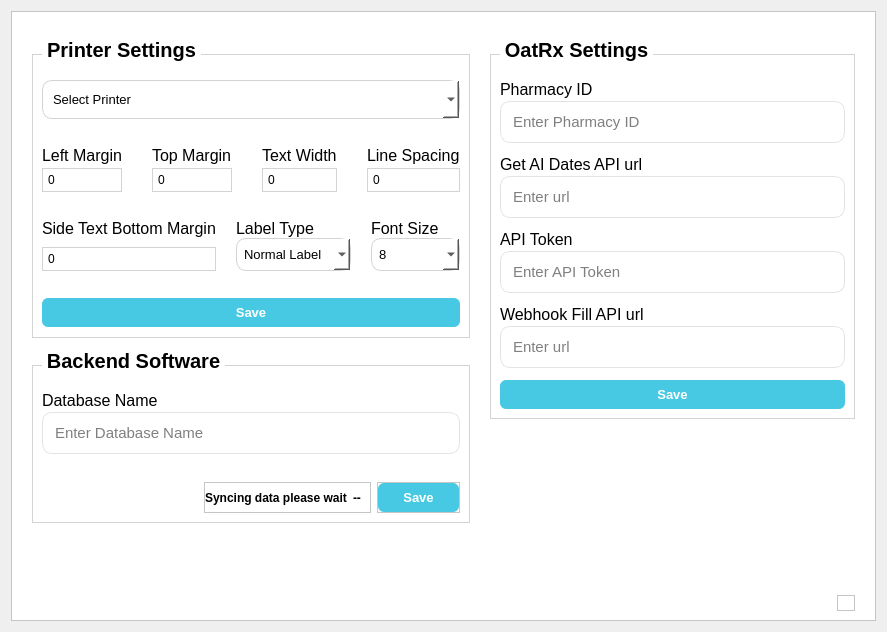
Before: the Qt Designer form uiFiles/settings.ui in Rex-Honey/medidozeNoDb, drawn with Qt 5.
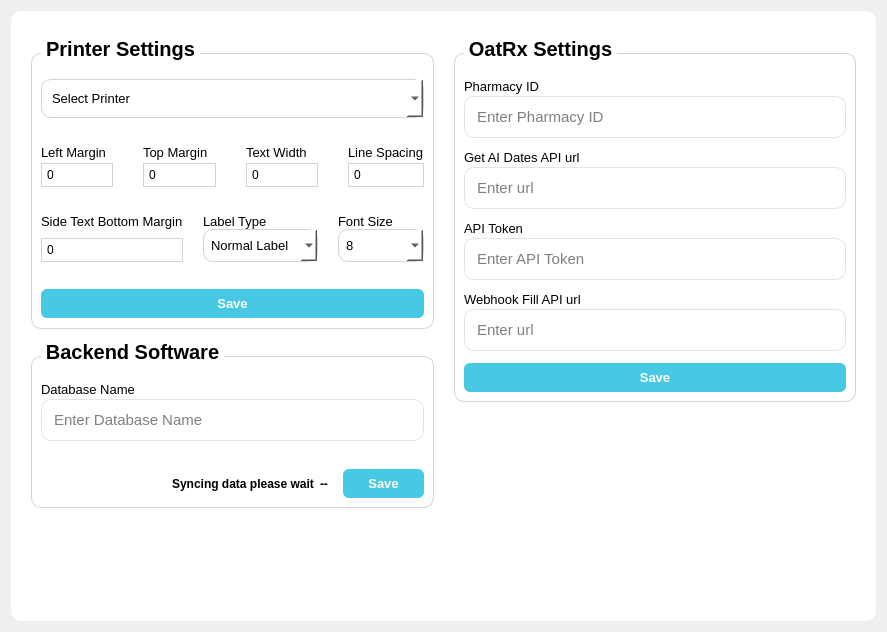
After: the same form once the commit is applied. Icons and pictures are not drawn.

Commit message:
Update settings.ui to enhance UI styling and font consistency
- Modified the background style of the settings frame to include a border radius for improved aesthetics.
- Standardized font sizes across various UI elements, reducing font size from 12pt to 10pt for better readability and uniformity.
- Adjusted size policy for specific elements to optimize layout and appearance within the settings interface.

```diff
--- a/uiFiles/settings.ui
+++ b/uiFiles/settings.ui
@@ -17,7 +17,7 @@
    <item>
     <widget class="QFrame" name="settings">
      <property name="styleSheet">
-      <string notr="true">background:#FFFFFF;</string>
+      <string notr="true">background:#FFFFFF;border-radius:10%;</string>
      </property>
      <property name="frameShape">
       <enum>QFrame::StyledPanel</enum>
@@ -230,11 +230,7 @@
                   </sizepolicy>
                  </property>
                  <property name="styleSheet">
-                  <string notr="true">font-weight: 400;
-font-family:Nirmala UI;
-font-size:12pt
-
-</string>
+                  <string notr="true">font-size:10pt</string>
                  </property>
                  <property name="text">
                   <string>Left Margin</string>
@@ -279,10 +275,7 @@
                   </sizepolicy>
                  </property>
                  <property name="styleSheet">
-                  <string notr="true">font-family:Nirmala UI;
-font-size:12pt
-
-</string>
+                  <string notr="true">font-size:10pt</string>
                  </property>
                  <property name="text">
                   <string>Top Margin</string>
@@ -324,10 +317,7 @@
                   </sizepolicy>
                  </property>
                  <property name="styleSheet">
-                  <string notr="true">font-family:Nirmala UI;
-font-size:12pt
-
-</string>
+                  <string notr="true">font-size:10pt</string>
                  </property>
                  <property name="text">
                   <string>Text Width</string>
@@ -369,10 +359,7 @@
                   </sizepolicy>
                  </property>
                  <property name="styleSheet">
-                  <string notr="true">font-family:Nirmala UI;
-font-size:12pt
-
-</string>
+                  <string notr="true">font-size:10pt</string>
                  </property>
                  <property name="text">
                   <string>Line Spacing</string>
@@ -427,10 +414,7 @@
                   </sizepolicy>
                  </property>
                  <property name="styleSheet">
-                  <string notr="true">font-family:Nirmala UI;
-font-size:12pt
-
-</string>
+                  <string notr="true">font-size:10pt</string>
                  </property>
                  <property name="text">
                   <string>Side Text Bottom Margin</string>
@@ -472,10 +456,7 @@
                   </sizepolicy>
                  </property>
                  <property name="styleSheet">
-                  <string notr="true">font-family:Nirmala UI;
-font-size:12pt
-
-</string>
+                  <string notr="true">font-size:10pt</string>
                  </property>
                  <property name="text">
                   <string>Label Type</string>
@@ -554,10 +535,7 @@
                   </sizepolicy>
                  </property>
                  <property name="styleSheet">
-                  <string notr="true">font-family:Nirmala UI;
-font-size:12pt
-
-</string>
+                  <string notr="true">font-size:10pt</string>
                  </property>
                  <property name="text">
                   <string>Font Size</string>
@@ -758,7 +736,7 @@
                 </sizepolicy>
                </property>
                <property name="styleSheet">
-                <string notr="true">font-size:12pt</string>
+                <string notr="true">font-size:10pt</string>
                </property>
                <property name="text">
                 <string>Database Name</string>
@@ -922,7 +900,7 @@
                    <bool>true</bool>
                   </property>
                   <property name="sizePolicy">
-                   <sizepolicy hsizetype="Preferred" vsizetype="Fixed">
+                   <sizepolicy hsizetype="Minimum" vsizetype="Fixed">
                     <horstretch>0</horstretch>
                     <verstretch>0</verstretch>
                    </sizepolicy>
@@ -1038,7 +1016,7 @@
                 </sizepolicy>
                </property>
                <property name="styleSheet">
-                <string notr="true">font-size:12pt</string>
+                <string notr="true">font-size:10pt</string>
                </property>
                <property name="text">
                 <string>Pharmacy ID</string>
@@ -1098,7 +1076,7 @@
                 </sizepolicy>
                </property>
                <property name="styleSheet">
-                <string notr="true">font-size:12pt</string>
+                <string notr="true">font-size:10pt</string>
                </property>
                <property name="text">
                 <string>Get AI Dates API url</string>
@@ -1138,7 +1116,7 @@
                 </sizepolicy>
                </property>
                <property name="styleSheet">
-                <string notr="true">font-size:12pt</string>
+                <string notr="true">font-size:10pt</string>
                </property>
                <property name="text">
                 <string>API Token</string>
@@ -1178,7 +1156,7 @@
                 </sizepolicy>
                </property>
                <property name="styleSheet">
-                <string notr="true">font-size:12pt</string>
+                <string notr="true">font-size:10pt</string>
                </property>
                <property name="text">
                 <string>Webhook Fill API url</string>
```
